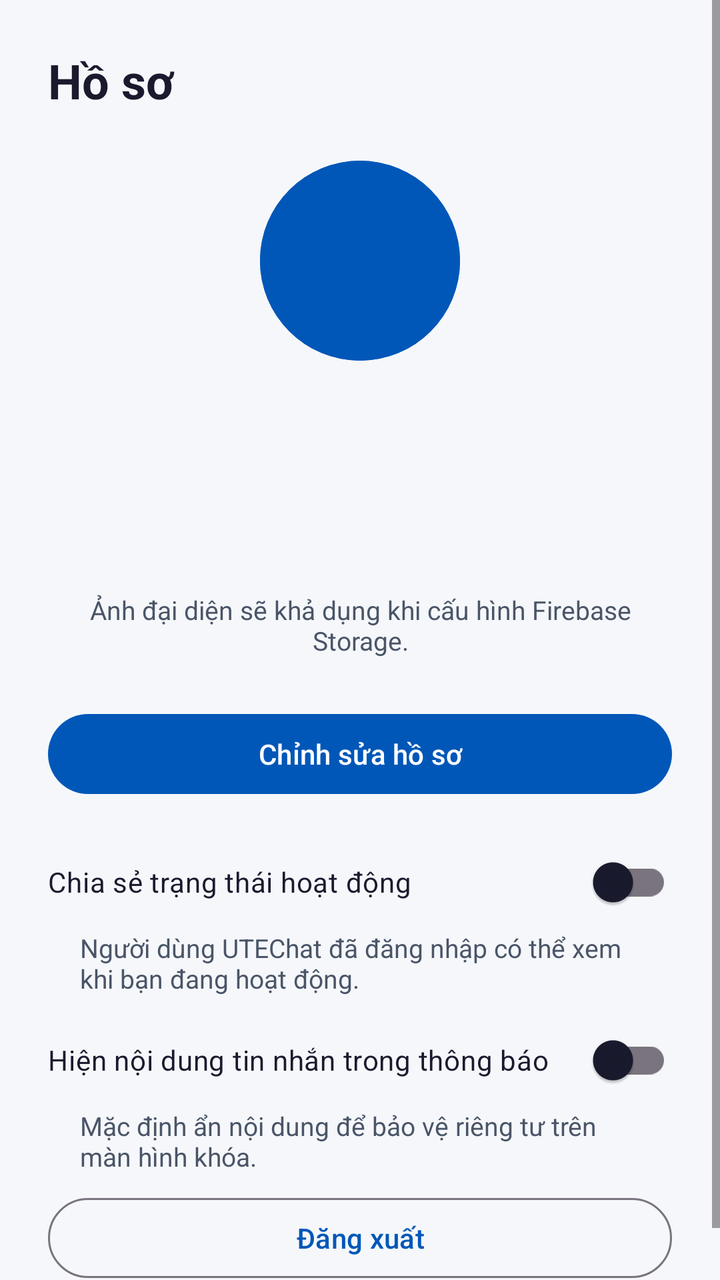
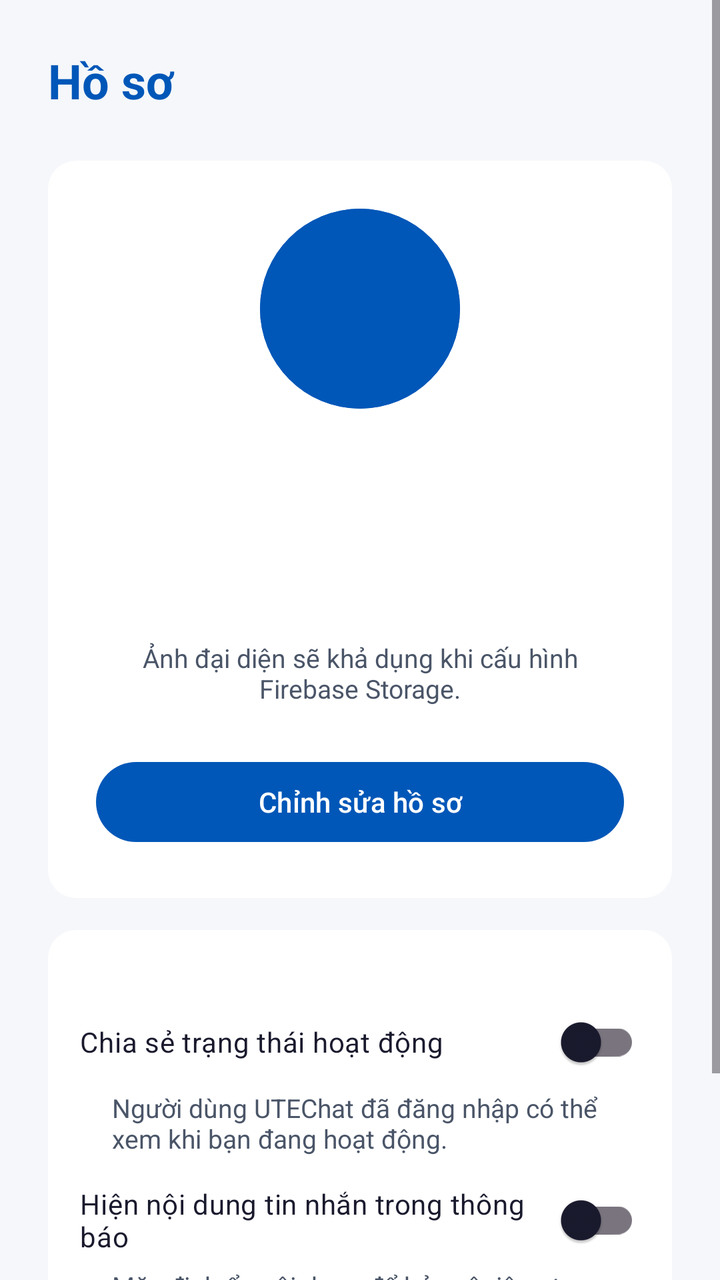

Two renders of the same Android screen: before a commit and after it. Below are the layout's source before the change and the commit's diff.
<!-- AndroidManifest.xml: application theme Theme.UTEChat -->
<!-- res/layout/fragment_profile.xml -->
<?xml version="1.0" encoding="utf-8"?>
<ScrollView xmlns:android="http://schemas.android.com/apk/res/android" android:layout_width="match_parent" android:layout_height="match_parent" android:background="@color/utechat_background">
    <LinearLayout android:layout_width="match_parent" android:layout_height="wrap_content" android:gravity="center_horizontal" android:orientation="vertical" android:padding="@dimen/space_lg">
        <TextView android:layout_width="match_parent" android:layout_height="wrap_content" android:text="@string/profile_title" android:textColor="@color/utechat_on_surface" android:textSize="@dimen/text_xxl" android:textStyle="bold" />
        <ImageView android:id="@+id/iv_avatar" android:layout_width="@dimen/avatar_size_xl" android:layout_height="@dimen/avatar_size_xl" android:layout_marginTop="@dimen/space_lg" android:background="@drawable/bg_avatar_circle_primary" android:contentDescription="@string/cd_avatar" android:src="@drawable/bg_avatar_circle_primary" />
        <TextView android:id="@+id/tv_name" android:layout_width="match_parent" android:layout_height="wrap_content" android:layout_marginTop="@dimen/space_md" android:gravity="center" android:textColor="@color/utechat_on_surface" android:textSize="@dimen/text_xl" android:textStyle="bold" />
        <TextView android:id="@+id/tv_email" android:layout_width="match_parent" android:layout_height="wrap_content" android:gravity="center" android:textColor="@color/utechat_on_surface_variant" android:textSize="@dimen/text_md" />
        <TextView android:id="@+id/tv_bio" android:layout_width="match_parent" android:layout_height="wrap_content" android:layout_marginTop="@dimen/space_md" android:gravity="center" android:textColor="@color/utechat_on_surface" android:textSize="@dimen/text_md" />
        <TextView android:layout_width="match_parent" android:layout_height="wrap_content" android:layout_marginTop="@dimen/space_md" android:gravity="center" android:text="@string/profile_avatar_unavailable" android:textColor="@color/utechat_on_surface_variant" android:textSize="@dimen/text_sm" />
        <com.google.android.material.button.MaterialButton android:id="@+id/btn_edit_profile" android:layout_width="match_parent" android:layout_height="@dimen/touch_target_min" android:layout_marginTop="@dimen/space_lg" android:text="@string/btn_edit_profile" />
        <com.google.android.material.switchmaterial.SwitchMaterial android:id="@+id/switch_share_presence" android:layout_width="match_parent" android:layout_height="@dimen/touch_target_min" android:layout_marginTop="@dimen/space_md" android:text="@string/presence_setting" android:textColor="@color/utechat_on_surface" />
        <TextView android:id="@+id/tv_presence_summary" android:layout_width="match_parent" android:layout_height="wrap_content" android:text="@string/presence_summary" android:textColor="@color/utechat_on_surface_variant" android:textSize="@dimen/text_sm" android:paddingStart="@dimen/space_md" android:paddingEnd="@dimen/space_md" />
        <com.google.android.material.switchmaterial.SwitchMaterial android:id="@+id/switch_message_previews" android:layout_width="match_parent" android:layout_height="@dimen/touch_target_min" android:layout_marginTop="@dimen/space_sm" android:text="@string/notifications_preview_setting" android:textColor="@color/utechat_on_surface" />
        <TextView android:layout_width="match_parent" android:layout_height="wrap_content" android:text="@string/notifications_preview_summary" android:textColor="@color/utechat_on_surface_variant" android:textSize="@dimen/text_sm" android:paddingStart="@dimen/space_md" android:paddingEnd="@dimen/space_md" />
        <com.google.android.material.button.MaterialButton android:id="@+id/btn_logout" style="@style/Widget.Material3.Button.OutlinedButton" android:layout_width="match_parent" android:layout_height="@dimen/touch_target_min" android:layout_marginTop="@dimen/space_sm" android:text="@string/btn_logout" />
    </LinearLayout>
</ScrollView>
<!-- resources referenced by this layout -->
<resources>
  <color name="utechat_background">#FFF5F7FA</color>
  <color name="utechat_on_surface">#FF1A1A2E</color>
  <color name="utechat_on_surface_variant">#FF4A5568</color>
  <dimen name="avatar_size_xl">100dp</dimen>
  <dimen name="space_lg">24dp</dimen>
  <dimen name="space_md">16dp</dimen>
  <dimen name="space_sm">8dp</dimen>
  <dimen name="text_md">15sp</dimen>
  <dimen name="text_sm">13sp</dimen>
  <dimen name="text_xl">20sp</dimen>
  <dimen name="text_xxl">24sp</dimen>
  <dimen name="touch_target_min">48dp</dimen>
  <!-- drawable bg_avatar_circle_primary (drawable) -->
  <?xml version="1.0" encoding="utf-8"?>
  <shape xmlns:android="http://schemas.android.com/apk/res/android"
      android:shape="oval">
      <solid android:color="@color/utechat_primary" />
  </shape>
  <string name="btn_edit_profile">Chỉnh sửa hồ sơ</string>
  <string name="btn_logout">Đăng xuất</string>
  <string name="cd_avatar">Ảnh đại diện</string>
  <string name="notifications_preview_setting">Hiện nội dung tin nhắn trong thông báo</string>
  <string name="notifications_preview_summary">Mặc định ẩn nội dung để bảo vệ riêng tư trên màn hình khóa.</string>
  <string name="presence_setting">Chia sẻ trạng thái hoạt động</string>
  <string name="presence_summary">Người dùng UTEChat đã đăng nhập có thể xem khi bạn đang hoạt động.</string>
  <string name="profile_avatar_unavailable">Ảnh đại diện sẽ khả dụng khi cấu hình Firebase Storage.</string>
  <string name="profile_title">Hồ sơ</string>
  <style name="Theme.UTEChat" parent="Base.Theme.UTEChat" />
  <color name="utechat_primary">#FF0057B8</color>
  <style name="Base.Theme.UTEChat" parent="Theme.Material3.DayNight.NoActionBar">
          
          <item name="colorPrimary">@color/utechat_primary</item>
          <item name="colorPrimaryDark">@color/utechat_primary_dark</item>
          <item name="colorPrimaryVariant">@color/utechat_primary_dark</item>
          <item name="colorOnPrimary">@color/utechat_on_primary</item>
  
          
          <item name="colorSecondary">@color/utechat_secondary</item>
          <item name="colorOnSecondary">@color/utechat_on_secondary</item>
  
          
          <item name="android:colorBackground">@color/utechat_background</item>
          <item name="colorSurface">@color/utechat_surface</item>
          <item name="colorOnSurface">@color/utechat_on_surface</item>
          <item name="colorSurfaceVariant">@color/utechat_surface_variant</item>
          <item name="colorOnSurfaceVariant">@color/utechat_on_surface_variant</item>
  
          
          <item name="colorError">@color/utechat_error</item>
      </style>
  <color name="utechat_primary_dark">#FF003F87</color>
  <color name="utechat_on_primary">#FFFFFFFF</color>
  <color name="utechat_secondary">#FF00B4D8</color>
  <color name="utechat_on_secondary">#FFFFFFFF</color>
  <color name="utechat_surface">#FFFFFFFF</color>
  <color name="utechat_surface_variant">#FFE8EDF5</color>
  <color name="utechat_error">#FFDC2626</color>
</resources>

<!-- the commit's change to res/layout/fragment_profile.xml (unified diff, before → after) -->
@@ -1,17 +1,21 @@
 <?xml version="1.0" encoding="utf-8"?>
 <ScrollView xmlns:android="http://schemas.android.com/apk/res/android" android:layout_width="match_parent" android:layout_height="match_parent" android:background="@color/utechat_background">
     <LinearLayout android:layout_width="match_parent" android:layout_height="wrap_content" android:gravity="center_horizontal" android:orientation="vertical" android:padding="@dimen/space_lg">
-        <TextView android:layout_width="match_parent" android:layout_height="wrap_content" android:text="@string/profile_title" android:textColor="@color/utechat_on_surface" android:textSize="@dimen/text_xxl" android:textStyle="bold" />
-        <ImageView android:id="@+id/iv_avatar" android:layout_width="@dimen/avatar_size_xl" android:layout_height="@dimen/avatar_size_xl" android:layout_marginTop="@dimen/space_lg" android:background="@drawable/bg_avatar_circle_primary" android:contentDescription="@string/cd_avatar" android:src="@drawable/bg_avatar_circle_primary" />
+        <TextView android:layout_width="match_parent" android:layout_height="wrap_content" android:text="@string/profile_title" android:textColor="@color/utechat_primary" android:textSize="@dimen/text_xxl" android:textStyle="bold" />
+        <LinearLayout android:layout_width="match_parent" android:layout_height="wrap_content" android:layout_marginTop="@dimen/space_lg" android:background="@drawable/bg_list_item" android:gravity="center_horizontal" android:orientation="vertical" android:padding="@dimen/space_lg">
+        <ImageView android:id="@+id/iv_avatar" android:layout_width="@dimen/avatar_size_xl" android:layout_height="@dimen/avatar_size_xl" android:background="@drawable/bg_avatar_circle_primary" android:contentDescription="@string/cd_avatar" android:src="@drawable/bg_avatar_circle_primary" />
         <TextView android:id="@+id/tv_name" android:layout_width="match_parent" android:layout_height="wrap_content" android:layout_marginTop="@dimen/space_md" android:gravity="center" android:textColor="@color/utechat_on_surface" android:textSize="@dimen/text_xl" android:textStyle="bold" />
         <TextView android:id="@+id/tv_email" android:layout_width="match_parent" android:layout_height="wrap_content" android:gravity="center" android:textColor="@color/utechat_on_surface_variant" android:textSize="@dimen/text_md" />
         <TextView android:id="@+id/tv_bio" android:layout_width="match_parent" android:layout_height="wrap_content" android:layout_marginTop="@dimen/space_md" android:gravity="center" android:textColor="@color/utechat_on_surface" android:textSize="@dimen/text_md" />
         <TextView android:layout_width="match_parent" android:layout_height="wrap_content" android:layout_marginTop="@dimen/space_md" android:gravity="center" android:text="@string/profile_avatar_unavailable" android:textColor="@color/utechat_on_surface_variant" android:textSize="@dimen/text_sm" />
         <com.google.android.material.button.MaterialButton android:id="@+id/btn_edit_profile" android:layout_width="match_parent" android:layout_height="@dimen/touch_target_min" android:layout_marginTop="@dimen/space_lg" android:text="@string/btn_edit_profile" />
+        </LinearLayout>
+        <LinearLayout android:layout_width="match_parent" android:layout_height="wrap_content" android:layout_marginTop="@dimen/space_md" android:background="@drawable/bg_list_item" android:orientation="vertical" android:padding="@dimen/space_md">
         <com.google.android.material.switchmaterial.SwitchMaterial android:id="@+id/switch_share_presence" android:layout_width="match_parent" android:layout_height="@dimen/touch_target_min" android:layout_marginTop="@dimen/space_md" android:text="@string/presence_setting" android:textColor="@color/utechat_on_surface" />
         <TextView android:id="@+id/tv_presence_summary" android:layout_width="match_parent" android:layout_height="wrap_content" android:text="@string/presence_summary" android:textColor="@color/utechat_on_surface_variant" android:textSize="@dimen/text_sm" android:paddingStart="@dimen/space_md" android:paddingEnd="@dimen/space_md" />
         <com.google.android.material.switchmaterial.SwitchMaterial android:id="@+id/switch_message_previews" android:layout_width="match_parent" android:layout_height="@dimen/touch_target_min" android:layout_marginTop="@dimen/space_sm" android:text="@string/notifications_preview_setting" android:textColor="@color/utechat_on_surface" />
         <TextView android:layout_width="match_parent" android:layout_height="wrap_content" android:text="@string/notifications_preview_summary" android:textColor="@color/utechat_on_surface_variant" android:textSize="@dimen/text_sm" android:paddingStart="@dimen/space_md" android:paddingEnd="@dimen/space_md" />
         <com.google.android.material.button.MaterialButton android:id="@+id/btn_logout" style="@style/Widget.Material3.Button.OutlinedButton" android:layout_width="match_parent" android:layout_height="@dimen/touch_target_min" android:layout_marginTop="@dimen/space_sm" android:text="@string/btn_logout" />
+        </LinearLayout>
     </LinearLayout>
 </ScrollView>
<!-- resource entries referenced after the edit -->
@@ -17,6 +17,12 @@
   <shape xmlns:android="http://schemas.android.com/apk/res/android"
       android:shape="oval">
       <solid android:color="@color/utechat_primary" />
+  </shape>
+  <!-- drawable bg_list_item (drawable) -->
+  <?xml version="1.0" encoding="utf-8"?>
+  <shape xmlns:android="http://schemas.android.com/apk/res/android" android:shape="rectangle">
+      <solid android:color="@color/utechat_surface" />
+      <corners android:radius="@dimen/list_card_radius" />
   </shape>
   <string name="btn_edit_profile">Chỉnh sửa hồ sơ</string>
   <string name="btn_logout">Đăng xuất</string>
@@ -55,6 +61,7 @@
   <color name="utechat_secondary">#FF00B4D8</color>
   <color name="utechat_on_secondary">#FFFFFFFF</color>
   <color name="utechat_surface">#FFFFFFFF</color>
+  <dimen name="list_card_radius">14dp</dimen>
   <color name="utechat_surface_variant">#FFE8EDF5</color>
   <color name="utechat_error">#FFDC2626</color>
 </resources>
